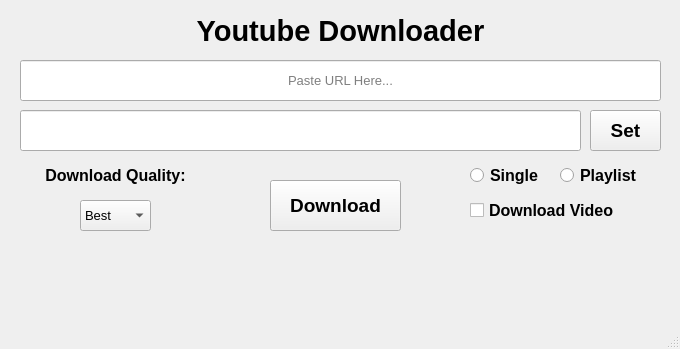
Qt form Graphics.ui (bytesenseidk/Youtube-Downloader) before a commit.
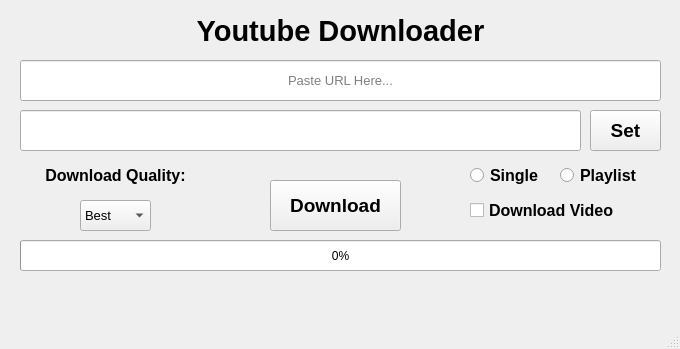
The same form after that commit.

Commit message: Progress bar and popup added

What changed in the file:
```diff
--- a/Graphics.ui
+++ b/Graphics.ui
@@ -193,12 +193,28 @@
      <string>Playlist</string>
     </property>
    </widget>
-   <widget class="QLabel" name="label_done">
+   <widget class="QProgressBar" name="progress_bar">
     <property name="geometry">
      <rect>
       <x>20</x>
       <y>240</y>
-      <width>631</width>
+    <width>641</width>
+    <height>31</height>
+    </rect>
+    </property>
+    <property name="value">
+    <number>0</number>
+    </property>
+    <property name="textVisible">
+    <bool>true</bool>
+    </property>
+    </widget>
+    <widget class="QLabel" name="label_done">
+    <property name="geometry">
+    <rect>
+    <x>20</x>
+    <y>280</y>
+    <width>641</width>
       <height>31</height>
      </rect>
     </property>
```
Lines whose indentation alone changed are shown as unchanged. The commit also changes 1 other file.
